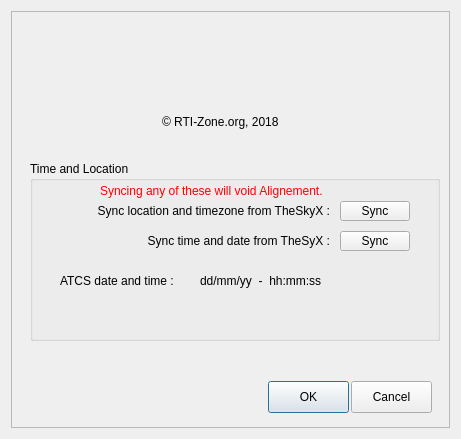
The window that ATCS.ui (rpineau/ATCS) describes before a commit, drawn with Qt 5.
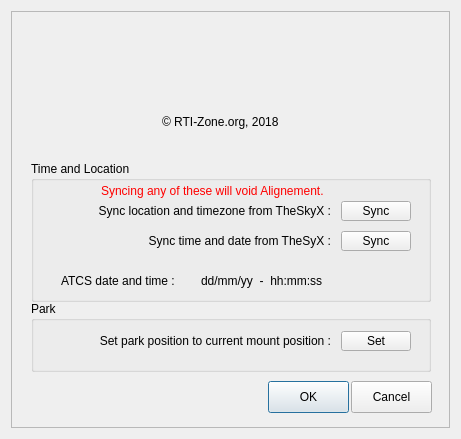
The same window after the commit. Icons and pictures are not drawn. Custom widgets are drawn as their Qt base class.

```diff
--- a/ATCS.ui
+++ b/ATCS.ui
@@ -119,10 +119,10 @@
      <widget class="QGroupBox" name="groupBox">
       <property name="geometry">
        <rect>
-        <x>19</x>
+        <x>20</x>
         <y>150</y>
-        <width>410</width>
-        <height>180</height>
+        <width>400</width>
+        <height>141</height>
        </rect>
       </property>
       <property name="title">
@@ -226,6 +226,48 @@
        </property>
       </widget>
      </widget>
+     <widget class="QGroupBox" name="groupBox_2">
+      <property name="geometry">
+       <rect>
+        <x>20</x>
+        <y>290</y>
+        <width>400</width>
+        <height>71</height>
+       </rect>
+      </property>
+      <property name="title">
+       <string>Park</string>
+      </property>
+      <widget class="QLabel" name="label_6">
+       <property name="geometry">
+        <rect>
+         <x>40</x>
+         <y>30</y>
+         <width>260</width>
+         <height>20</height>
+        </rect>
+       </property>
+       <property name="text">
+        <string>Set park position to current mount position :</string>
+       </property>
+       <property name="alignment">
+        <set>Qt::AlignRight|Qt::AlignTrailing|Qt::AlignVCenter</set>
+       </property>
+      </widget>
+      <widget class="QPushButton" name="pushButton_3">
+       <property name="geometry">
+        <rect>
+         <x>310</x>
+         <y>30</y>
+         <width>70</width>
+         <height>20</height>
+        </rect>
+       </property>
+       <property name="text">
+        <string>Set</string>
+       </property>
+      </widget>
+     </widget>
     </widget>
    </item>
   </layout>
```
